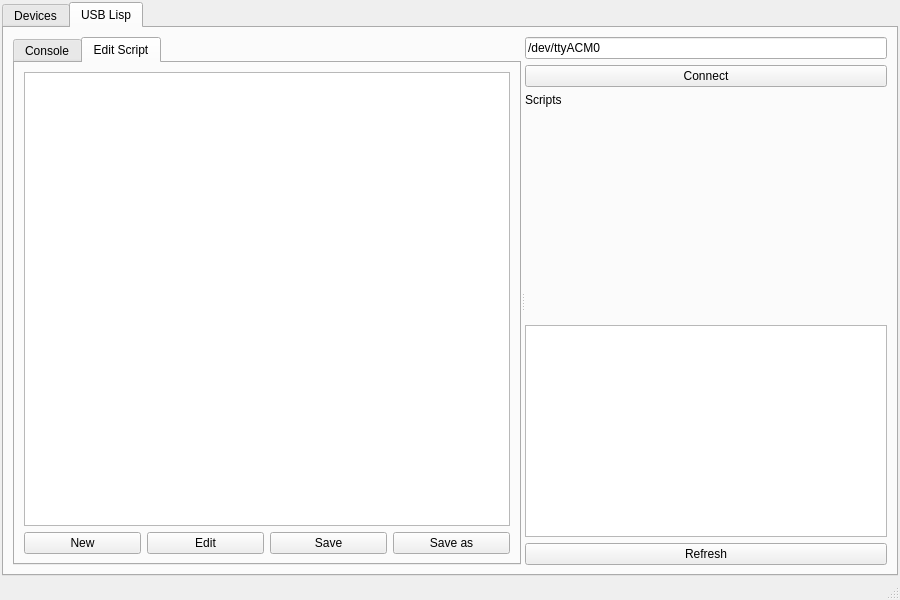
The window that mainwindow.ui (vladimir-vakhter/ble-basestation-app) describes before a commit, drawn with Qt 5.
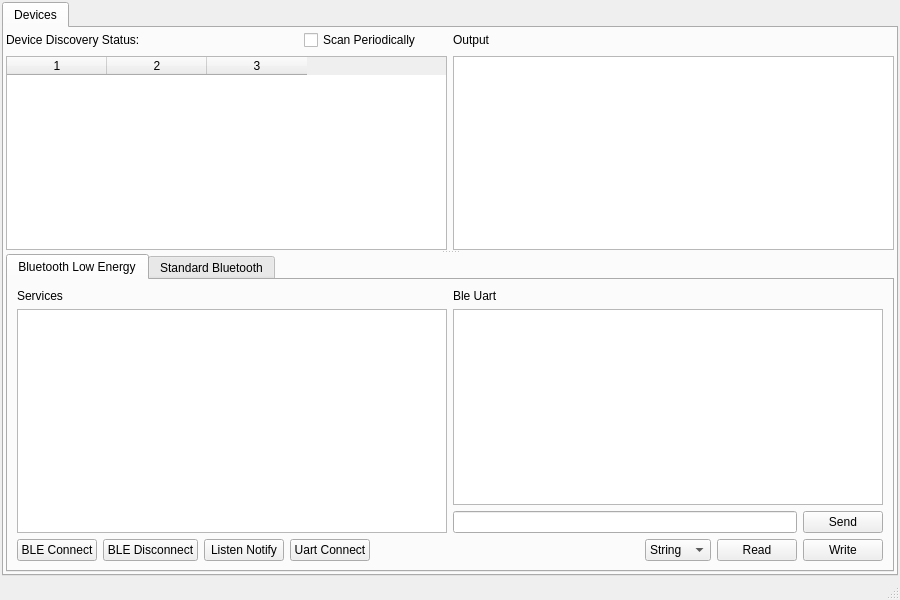
The same window after the commit. The open tabs and pages were chosen to show the change.

Commit message: delete unused tab

The edit to the form file:
```diff
--- a/mainwindow.ui
+++ b/mainwindow.ui
@@ -30,7 +30,7 @@
     <item row="1" column="0">
      <widget class="QTabWidget" name="tabWidget_2">
       <property name="currentIndex">
-       <number>1</number>
+       <number>0</number>
       </property>
       <widget class="QWidget" name="devicesTab">
        <attribute name="title">
@@ -329,146 +329,6 @@
         </item>
        </layout>
       </widget>
-      <widget class="QWidget" name="tab_4">
-       <attribute name="title">
-        <string>USB Lisp</string>
-       </attribute>
-       <layout class="QGridLayout" name="gridLayout_10">
-        <item row="0" column="0">
-         <widget class="QSplitter" name="splitter_2">
-          <property name="orientation">
-           <enum>Qt::Horizontal</enum>
-          </property>
-          <widget class="QTabWidget" name="tabWidget_3">
-           <property name="currentIndex">
-            <number>0</number>
-           </property>
-           <widget class="QWidget" name="tab_5">
-            <attribute name="title">
-             <string>Console</string>
-            </attribute>
-            <layout class="QGridLayout" name="gridLayout_9">
-             <item row="0" column="0">
-              <widget class="QPlainTextEdit" name="consoleOutputTextEdit"/>
-             </item>
-             <item row="1" column="0">
-              <layout class="QHBoxLayout" name="horizontalLayout">
-               <item>
-                <widget class="QLineEdit" name="consoleInputLineEdit"/>
-               </item>
-               <item>
-                <widget class="QPushButton" name="consoleSendPushButton">
-                 <property name="text">
-                  <string>Send</string>
-                 </property>
-                </widget>
-               </item>
-               <item>
-                <widget class="QPushButton" name="consoleSendScriptPushButton">
-                 <property name="text">
-                  <string>Script</string>
-                 </property>
-                </widget>
-               </item>
-              </layout>
-             </item>
-            </layout>
-           </widget>
-           <widget class="QWidget" name="tab_6">
-            <attribute name="title">
-             <string>Edit Script</string>
-            </attribute>
-            <layout class="QGridLayout" name="gridLayout_11">
-             <item row="0" column="0">
-              <widget class="QPlainTextEdit" name="editScriptPlainTextEdit"/>
-             </item>
-             <item row="1" column="0">
-              <layout class="QHBoxLayout" name="horizontalLayout_2">
-               <item>
-                <widget class="QPushButton" name="scriptNewPushButton">
-                 <property name="text">
-                  <string>New</string>
-                 </property>
-                </widget>
-               </item>
-               <item>
-                <widget class="QPushButton" name="scriptEditPushButton">
-                 <property name="text">
-                  <string>Edit</string>
-                 </property>
-                </widget>
-               </item>
-               <item>
-                <widget class="QPushButton" name="scriptSavePushButton">
-                 <property name="text">
-                  <string>Save</string>
-                 </property>
-                </widget>
-               </item>
-               <item>
-                <widget class="QPushButton" name="scriptSaveAsPushButton_3">
-                 <property name="text">
-                  <string>Save as</string>
-                 </property>
-                </widget>
-               </item>
-              </layout>
-             </item>
-            </layout>
-           </widget>
-          </widget>
-          <widget class="QWidget" name="layoutWidget">
-           <layout class="QVBoxLayout" name="verticalLayout">
-            <item>
-             <widget class="QLineEdit" name="ttyLineEdit">
-              <property name="text">
-               <string>/dev/ttyACM0</string>
-              </property>
-             </widget>
-            </item>
-            <item>
-             <widget class="QPushButton" name="ttyConnectPushButton">
-              <property name="text">
-               <string>Connect</string>
-              </property>
-             </widget>
-            </item>
-            <item>
-             <widget class="QLabel" name="label_6">
-              <property name="text">
-               <string>Scripts</string>
-              </property>
-             </widget>
-            </item>
-            <item>
-             <spacer name="verticalSpacer">
-              <property name="orientation">
-               <enum>Qt::Vertical</enum>
-              </property>
-              <property name="sizeHint" stdset="0">
-               <size>
-                <width>20</width>
-                <height>40</height>
-               </size>
-              </property>
-             </spacer>
-            </item>
-            <item>
-             <widget class="QListWidget" name="scripstsListWidget"/>
-            </item>
-            <item>
-             <widget class="QPushButton" name="pushButton_2">
-              <property name="text">
-               <string>Refresh</string>
-              </property>
-             </widget>
-            </item>
-           </layout>
-          </widget>
-         </widget>
-        </item>
-       </layout>
-      </widget>
      </widget>
     </item>
    </layout>
```
Left out of the diff: 2 changed lines with no effect on the pictures. The commit also changes 2 other files.
